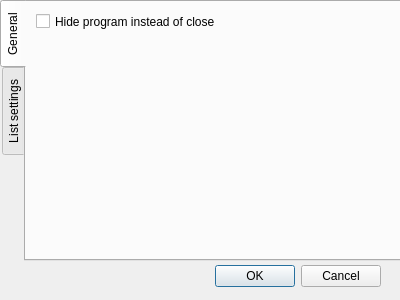
First picture: the form in scr/configdialog.ui, repository VolkMilit/ChickenLauncher, before the edit.
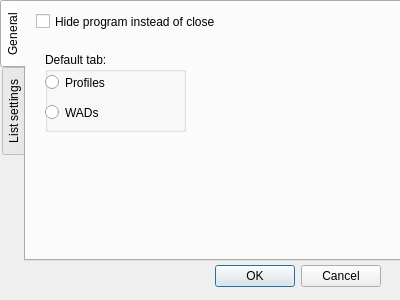
Second picture: the form after the edit.

Commit message: implement default tab on start, more cosmetical fixes

```diff
--- a/scr/configdialog.ui
+++ b/scr/configdialog.ui
@@ -45,6 +45,45 @@
       <string>Hide program instead of close</string>
      </property>
     </widget>
+    <widget class="QGroupBox" name="groupBox">
+     <property name="geometry">
+      <rect>
+       <x>19</x>
+       <y>50</y>
+       <width>141</width>
+       <height>80</height>
+      </rect>
+     </property>
+     <property name="title">
+      <string>Default tab:</string>
+     </property>
+     <widget class="QRadioButton" name="rb_default_tab_wads">
+      <property name="geometry">
+       <rect>
+        <x>0</x>
+        <y>50</y>
+        <width>106</width>
+        <height>21</height>
+       </rect>
+      </property>
+      <property name="text">
+       <string>WADs</string>
+      </property>
+     </widget>
+     <widget class="QRadioButton" name="rb_default_tab_profiles">
+      <property name="geometry">
+       <rect>
+        <x>0</x>
+        <y>20</y>
+        <width>106</width>
+        <height>21</height>
+       </rect>
+      </property>
+      <property name="text">
+       <string>Profiles</string>
+      </property>
+     </widget>
+    </widget>
    </widget>
    <widget class="QWidget" name="tab_ls">
     <attribute name="title">
```
The commit also changes 9 other files.
